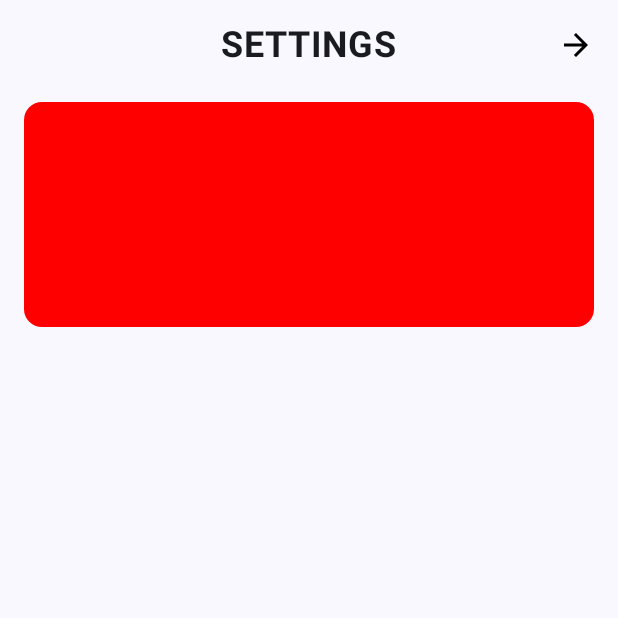
After one commit to lukaschymcak/Android_TaskApp, an Android app built with Jetpack Compose: the composable SettingsScreen shown on its own in the app's theme, on a phone screen of 412 x 824 dp, the top half of it. The commit adds this screen. Run offline under Robolectric (Android 15) with nearby library versions, the phone set to English and light mode, and no system bars.

Commit message:
added settings screen and navigation for it

```diff
--- a/app/src/main/java/com/example/navigation/Model/Module.kt
+++ /dev/null
@@ -1,6 +0,0 @@
-//package com.example.navigation.Model
-//
-//class Module(
-//    val name: String)
-//{
-//}
--- a/app/src/main/java/com/example/navigation/Model/User.kt
+++ b/app/src/main/java/com/example/navigation/Model/User.kt
@@ -1,7 +1 @@
-//package com.example.navigation.Model
 //
-//class User(
-//    val name: String
-//) {
-//
-//}
--- a/app/src/main/java/com/example/navigation/Model/Bag.kt
+++ b/app/src/main/java/com/example/navigation/Model/packing/Bag.kt
@@ -1,4 +1,4 @@
-//package com.example.navigation.Model
+package com.example.navigation.Model.packing//package com.example.navigation.Model
 //
 //import com.example.navigation.Model.Item
 //
--- a/app/src/main/java/com/example/navigation/Model/Item.kt
+++ b/app/src/main/java/com/example/navigation/Model/packing/Item.kt
@@ -1,4 +1,4 @@
-//package com.example.navigation.models
+package com.example.navigation.Model.packing//package com.example.navigation.models
 //
 //class Item(
 //    private val itemName: String,
--- a/app/src/main/java/com/example/navigation/Model/Packing.kt
+++ b/app/src/main/java/com/example/navigation/Model/packing/Packing.kt
@@ -1,4 +1,4 @@
-//package com.example.navigation.Model
+package com.example.navigation.Model.packing//package com.example.navigation.Model
 //
 //class Packing (private val color: String, private var percentage: Int, private var arrayTrip: List<Item>) {
 //    fun getColor(): String {
--- a/app/src/main/java/com/example/navigation/Model/Trip.kt
+++ b/app/src/main/java/com/example/navigation/Model/packing/Trip.kt
@@ -1,4 +1,4 @@
-//package com.example.navigation.Model
+package com.example.navigation.Model.packing//package com.example.navigation.Model
 //
 //class Trip(
 //    private val name: String,
--- a/app/src/main/java/com/example/navigation/Modules/PackingModule.kt
+++ b/app/src/main/java/com/example/navigation/Modules/PackingModule.kt
@@ -7,7 +7,6 @@ import androidx.compose.foundation.layout.Spacer
 import androidx.compose.foundation.layout.fillMaxHeight
 import androidx.compose.foundation.layout.fillMaxWidth
 import androidx.compose.foundation.layout.height
-import androidx.compose.foundation.layout.offset
 import androidx.compose.foundation.layout.padding
 import androidx.compose.foundation.layout.width
 import androidx.compose.foundation.shape.RoundedCornerShape
@@ -18,7 +17,6 @@ import androidx.compose.runtime.Composable
 import androidx.compose.ui.Alignment
 import androidx.compose.ui.Modifier
 import androidx.compose.ui.res.painterResource
-import androidx.compose.ui.res.stringResource
 import androidx.compose.ui.text.font.FontWeight
 import androidx.compose.ui.text.style.TextAlign
 import androidx.compose.ui.unit.dp
@@ -72,14 +70,14 @@ fun PackingModule(
                 Spacer(modifier = Modifier.height(8.dp))
                 if (tripName == null) {
                     Text(
-                        text = "You have no trips, click to add a trip :)",
+                        text = "you have no trips, click to add a trip :)",
                         fontSize = 20.sp,
                         textAlign = TextAlign.Center,
                         color = OurBeige
                     )
                 } else {
                     Text(
-                        text = "Next trip: $tripName",
+                        text = "next trip: $tripName",
                         fontSize = 20.sp,
                         textAlign = TextAlign.Left,
                         color = OurBeige,
--- /dev/null
+++ b/app/src/main/java/com/example/navigation/Screens/SettingsScreen.kt
@@ -0,0 +1,70 @@
+package com.example.navigation.Screens
+
+import androidx.compose.foundation.clickable
+import androidx.compose.foundation.layout.Arrangement
+import androidx.compose.foundation.layout.Column
+import androidx.compose.foundation.layout.Row
+import androidx.compose.foundation.layout.Spacer
+import androidx.compose.foundation.layout.fillMaxSize
+import androidx.compose.foundation.layout.fillMaxWidth
+import androidx.compose.foundation.layout.height
+import androidx.compose.foundation.layout.padding
+import androidx.compose.material.icons.Icons
+import androidx.compose.material.icons.automirrored.filled.ArrowForward
+import androidx.compose.material3.Card
+import androidx.compose.material3.CardDefaults
+import androidx.compose.material3.Icon
+import androidx.compose.material3.Text
+import androidx.compose.runtime.Composable
+import androidx.compose.ui.Alignment
+import androidx.compose.ui.Modifier
+import androidx.compose.ui.graphics.Color
+import androidx.compose.ui.text.font.FontWeight
+import androidx.compose.ui.unit.dp
+import androidx.compose.ui.unit.sp
+
+@Composable
+fun SettingsScreen(onGoBack: () -> Unit) {
+    Column(
+        modifier = Modifier
+            .padding(16.dp)
+            .fillMaxSize(),
+        verticalArrangement = Arrangement.Top,
+        horizontalAlignment = Alignment.CenterHorizontally
+    ) {
+        Row(
+            modifier = Modifier.fillMaxWidth(),
+            verticalAlignment = Alignment.CenterVertically,
+            horizontalArrangement = Arrangement.SpaceBetween
+        ) {
+            Icon(
+                imageVector = Icons.AutoMirrored.Filled.ArrowForward,
+                contentDescription = "Nothing",
+                tint = Color.Transparent,
+            )
+            Text(
+                text = "SETTINGS",
+                fontSize = 24.sp,
+                fontWeight = FontWeight.Bold)
+
+            Icon(
+                imageVector = Icons.AutoMirrored.Filled.ArrowForward,
+                contentDescription = "Back home",
+                tint = Color.Black,
+                modifier = Modifier.clickable { onGoBack() }
+            )
+        }
+
+        Spacer(modifier = Modifier.height(24.dp))
+        Card (
+            colors = CardDefaults.cardColors(
+                containerColor = Color.Red
+            ),
+            modifier = Modifier
+                .fillMaxWidth()
+                .height(150.dp)
+        ){
+
+        }
+    }
+}
```
Also changed, not shown: app/src/main/java/com/example/navigation/MainActivity.kt (+10 -0 lines), app/src/main/java/com/example/navigation/Screen.kt (+5 -3 lines), app/src/main/java/com/example/navigation/Screens/HomeScreen.kt (+36 -15 lines), app/src/main/java/com/example/navigation/Screens/PackingModuleSecond.kt (deleted, +0 -82 lines).
